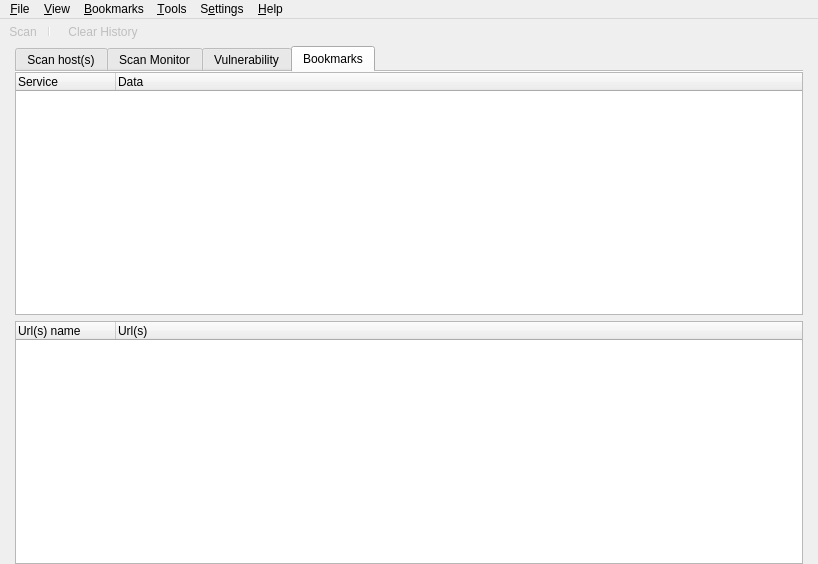
Before: the Qt Designer form src/app/ui/mainwindow.ui in nmapsi4/nmapsi4, drawn with Qt 5.
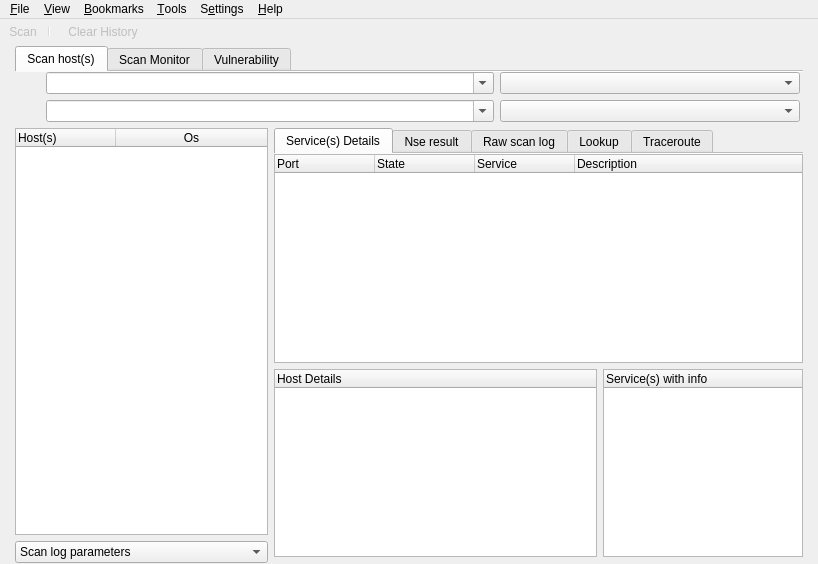
After: the same form once the commit is applied. The open tabs and pages were chosen to show the change. Icons and pictures are not drawn.

Commit message: move vulnerability bookmark in a dedicate widget

What changed in the file:
```diff
--- a/src/app/ui/mainwindow.ui
+++ b/src/app/ui/mainwindow.ui
@@ -1222,64 +1222,6 @@
         </item>
        </layout>
       </widget>
-      <widget class="QWidget" name="tabVulnBookmarks">
-       <attribute name="icon">
-        <iconset resource="../../../mainwin.qrc">
-         <normaloff>:/images/images/bookmark_folder.png</normaloff>:/images/images/bookmark_folder.png</iconset>
-       </attribute>
-       <attribute name="title">
-        <string>Bookmarks</string>
-       </attribute>
-       <layout class="QVBoxLayout" name="verticalLayout_6">
-        <property name="margin">
-         <number>0</number>
-        </property>
-        <item>
-         <widget class="QTreeWidget" name="treeBookVuln">
-          <property name="alternatingRowColors">
-           <bool>true</bool>
-          </property>
-          <property name="rootIsDecorated">
-           <bool>false</bool>
-          </property>
-          <property name="uniformRowHeights">
-           <bool>true</bool>
-          </property>
-          <column>
-           <property name="text">
-            <string>Service</string>
-           </property>
-          </column>
-          <column>
-           <property name="text">
-            <string>Data</string>
-           </property>
-          </column>
-         </widget>
-        </item>
-        <item>
-         <layout class="QHBoxLayout" name="horizontalLayout_5">
-          <item>
-           <widget class="QTreeWidget" name="treeWidgetVulnUrl">
-            <property name="rootIsDecorated">
-             <bool>false</bool>
-            </property>
-            <column>
-             <property name="text">
-              <string>Url(s) name</string>
-             </property>
-            </column>
-            <column>
-             <property name="text">
-              <string>Url(s)</string>
-             </property>
-            </column>
-           </widget>
-          </item>
-         </layout>
-        </item>
-       </layout>
-      </widget>
      </widget>
     </item>
    </layout>
```
Left out of the diff: 2 changed lines with no effect on the pictures. The commit also changes 8 other files.
